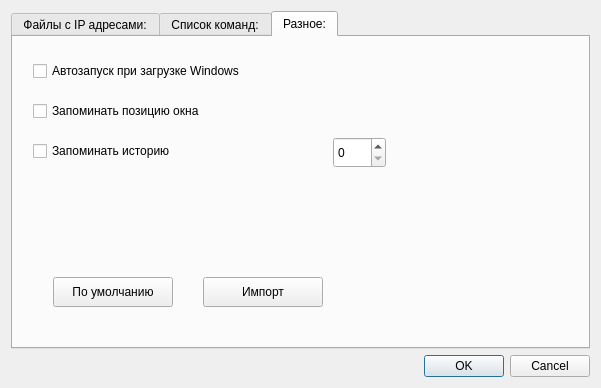
Old version of the form setsettings.ui in the repository Wonkakakto/IpClip.
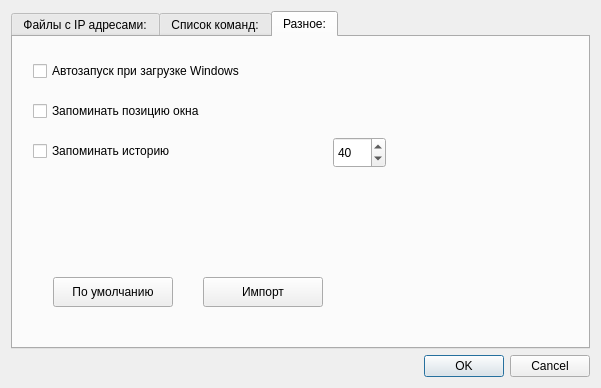
New version of the form. The open tabs and pages were chosen to show the change.

Commit message: промежуточный

```diff
--- a/setsettings.ui
+++ b/setsettings.ui
@@ -239,6 +239,9 @@
            <height>31</height>
           </rect>
          </property>
+         <property name="value">
+          <number>40</number>
+         </property>
         </widget>
        </widget>
       </widget>
```
Left out of the diff: 2 changed lines with no effect on the pictures. The commit also changes 2 other files.
